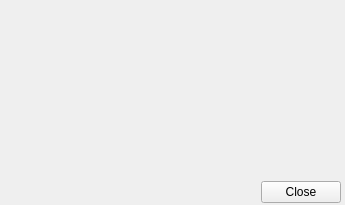
Old version of the form src/aboutdialog.ui in the repository loimu/yarr.
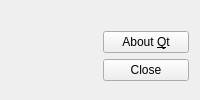
New version of the form. Icons and pictures are not drawn.

Commit message: back to development   * updated about dialog   * coding standards

```diff
--- a/src/aboutdialog.ui
+++ b/src/aboutdialog.ui
@@ -5,56 +5,65 @@
   <property name="windowModality">
    <enum>Qt::NonModal</enum>
   </property>
-  <property name="geometry">
-   <rect>
-    <x>0</x>
-    <y>0</y>
-    <width>345</width>
-    <height>205</height>
-   </rect>
+  <property name="windowTitle">
+   <string>About YARR</string>
   </property>
+  <layout class="QHBoxLayout" name="horizontalLayout_2">
+   <item>
+    <widget class="QLabel" name="label">
+     <property name="text">
+      <string/>
+     </property>
+     <property name="alignment">
+      <set>Qt::AlignLeading|Qt::AlignLeft|Qt::AlignTop</set>
+     </property>
+    </widget>
+   </item>
+   <item>
+    <layout class="QVBoxLayout" name="verticalLayout">
+     <property name="spacing">
+      <number>6</number>
+     </property>
+     <property name="sizeConstraint">
+      <enum>QLayout::SetMaximumSize</enum>
+     </property>
+     <item>
+      <widget class="QLabel" name="iconLabel">
   <property name="sizePolicy">
    <sizepolicy hsizetype="Minimum" vsizetype="Minimum">
     <horstretch>0</horstretch>
     <verstretch>0</verstretch>
    </sizepolicy>
   </property>
-  <property name="minimumSize">
-   <size>
-    <width>345</width>
-    <height>205</height>
-   </size>
-  </property>
-  <property name="maximumSize">
-   <size>
-    <width>345</width>
-    <height>205</height>
-   </size>
-  </property>
-  <property name="windowTitle">
-   <string>About YARR</string>
-  </property>
-  <widget class="QWidget" name="verticalLayoutWidget">
-   <property name="geometry">
-    <rect>
-     <x>10</x>
-     <y>10</y>
-     <width>331</width>
-     <height>193</height>
-    </rect>
-   </property>
-   <layout class="QVBoxLayout" name="verticalLayout">
-    <item>
-     <widget class="QLabel" name="label">
       <property name="text">
        <string/>
       </property>
+       <property name="pixmap">
+        <pixmap resource="../yarr.qrc">:yarr.png</pixmap>
+       </property>
+       <property name="alignment">
+        <set>Qt::AlignRight|Qt::AlignTop|Qt::AlignTrailing</set>
+       </property>
      </widget>
     </item>
     <item>
-     <layout class="QHBoxLayout" name="horizontalLayout">
+      <widget class="QPushButton" name="aboutQt">
+       <property name="text">
+        <string>About &amp;Qt</string>
+       </property>
+      </widget>
+     </item>
       <item>
        <widget class="QDialogButtonBox" name="buttonBox">
+       <property name="maximumSize">
+        <size>
+         <width>128</width>
+         <height>16777215</height>
+        </size>
+       </property>
+       <property name="orientation">
+        <enum>Qt::Vertical</enum>
+       </property>
         <property name="standardButtons">
          <set>QDialogButtonBox::Close</set>
         </property>
@@ -67,8 +76,9 @@
     </item>
    </layout>
   </widget>
- </widget>
- <resources/>
+ <resources>
+  <include location="../yarr.qrc"/>
+ </resources>
  <connections>
   <connection>
    <sender>buttonBox</sender>
```
Left out of the diff: 4 changed lines with no effect on the pictures. Lines whose indentation alone changed are shown as unchanged. The commit also changes 10 other files.
